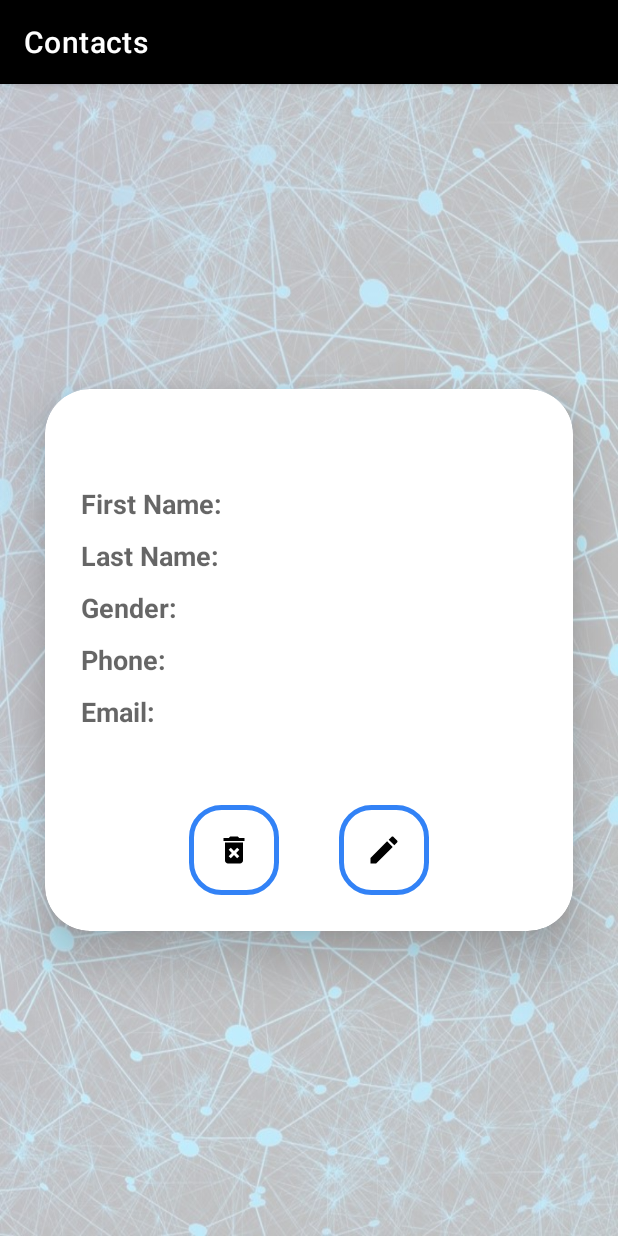
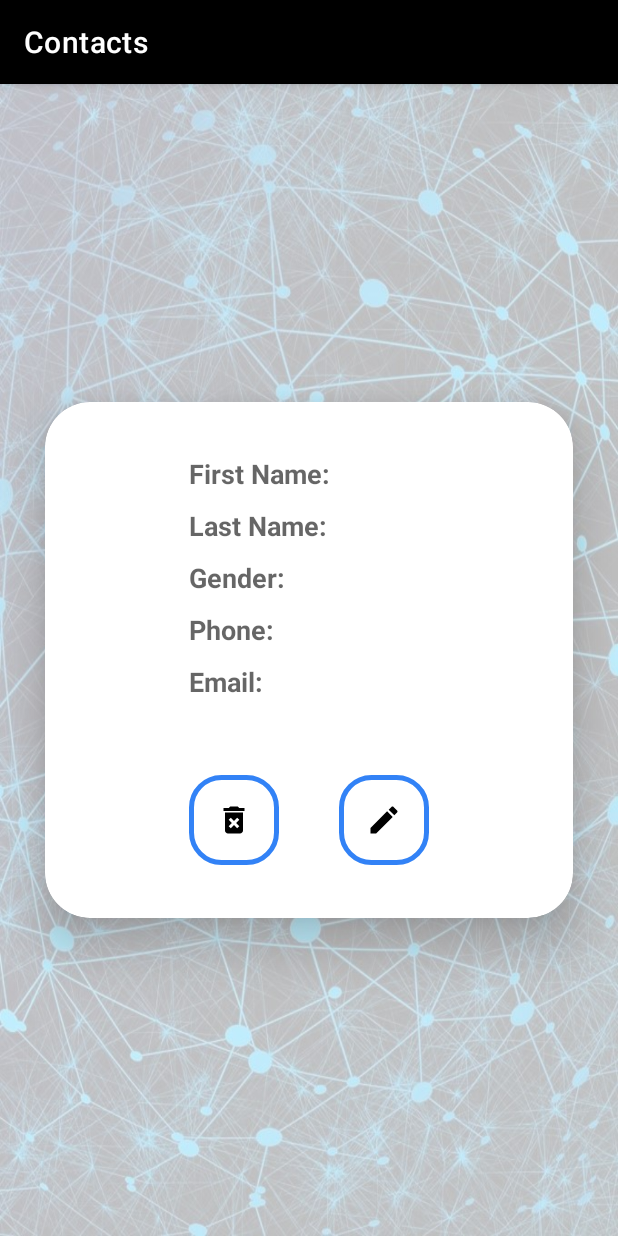
Before and after one commit to LuciaHeredia/ContactsApp, an Android app: the ContactInfoFragment screen opened through its navigation route, on a phone screen of 412 x 824 dp. Run offline under Robolectric (Android 15) with nearby library versions, the light colour scheme and no system bars; our stand-ins replace Room's generated code.

Commit message:
contactInfoLayout changes

```diff
--- a/app/src/main/res/layout/fragment_contact_info.xml
+++ b/app/src/main/res/layout/fragment_contact_info.xml
@@ -19,16 +19,16 @@
     android:background="@drawable/custom_edit_text">
 
     <LinearLayout
-        android:layout_width="match_parent"
+        android:layout_width="wrap_content"
         android:layout_height="wrap_content"
         android:orientation="vertical"
         android:layout_gravity="center_horizontal"
-        android:padding="24dp">
+        android:padding="15dp">
 
         <LinearLayout
             android:layout_width="wrap_content"
             android:layout_height="wrap_content"
-            android:paddingTop="40dp"
+            android:paddingTop="20dp"
             android:orientation="horizontal">
             <TextView
                 android:layout_width="wrap_content"
@@ -126,14 +126,15 @@
                 android:id="@+id/tv_email_data"
                 android:layout_width="wrap_content"
                 android:layout_height="wrap_content"
-                android:maxLines="1"
-                android:textAppearance="@style/TextAppearance.AppCompat.Medium"/>
+                android:maxLines="2"
+                android:textAppearance="@style/TextAppearance.AppCompat.Small"/>
         </LinearLayout>
 
         <LinearLayout
             android:layout_width="wrap_content"
             android:layout_height="wrap_content"
             android:paddingTop="10dp"
+            android:paddingBottom="20dp"
             android:orientation="horizontal"
             android:layout_gravity="center">
             <ImageButton
```
